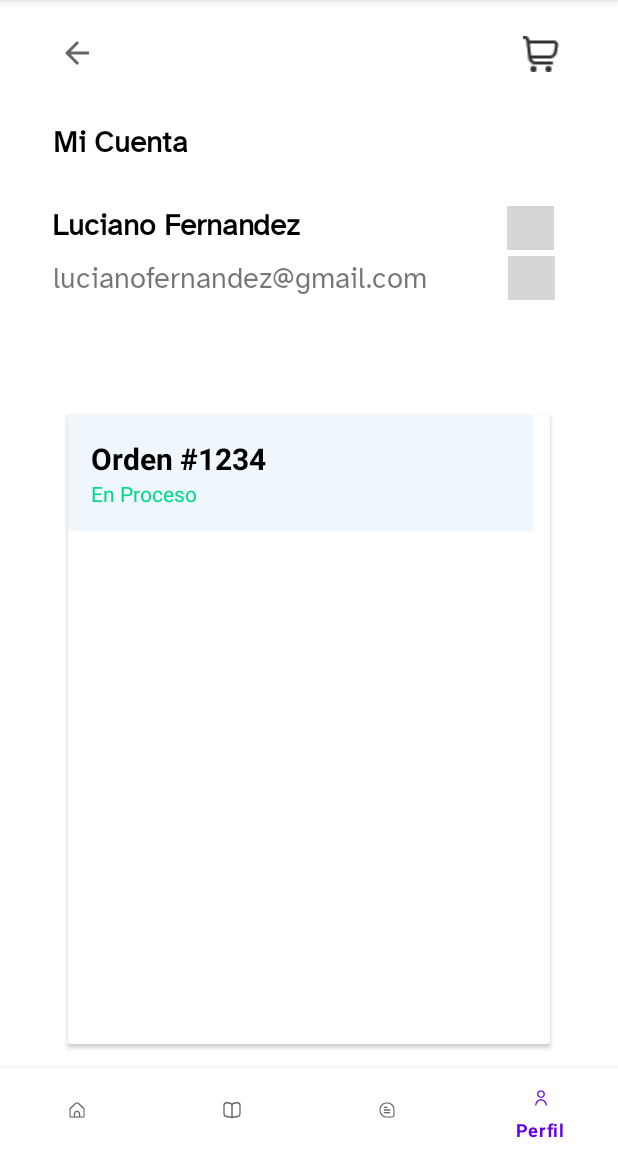
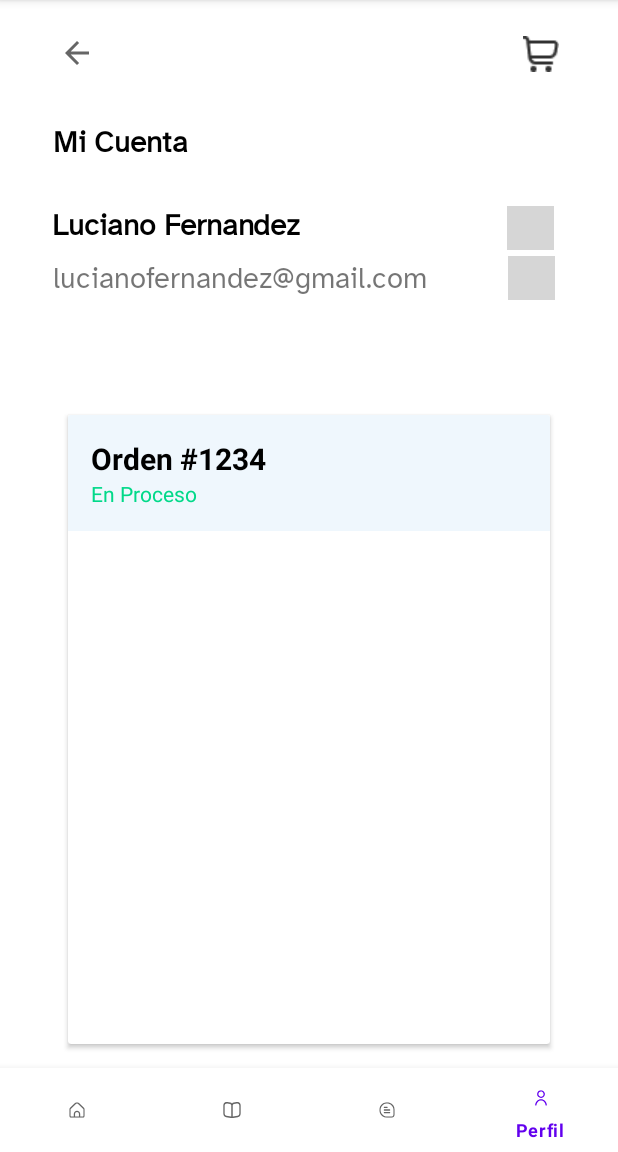
Before and after one commit to Proyectos-ISPC/proyecto-app-mobile, an Android app: the Profile screen opened directly, with no data from a screen before it, on a phone screen of 412 x 824 dp, the part 84-1236 px from its top. Run offline under Robolectric (Android 15) with nearby library versions, the phone set to English and light mode, and no system bars; grey boxes are pictures that could not be loaded.

Commit message:
fix: Corrigiendo error y trasladando activity

```diff
--- a/libreria/app/src/main/java/com/proyectoispc/libreria/Profile.java
+++ b/libreria/app/src/main/java/com/proyectoispc/libreria/Profile.java
@@ -6,16 +6,35 @@ import androidx.appcompat.app.AppCompatActivity;
 import android.content.Intent;
 import android.os.Bundle;
 import android.view.MenuItem;
+import android.view.View;
+import android.widget.ImageButton;
 
 import com.google.android.material.bottomnavigation.BottomNavigationView;
 
 public class Profile extends AppCompatActivity {
-
+    ImageButton backbutton;
+    ImageButton carrito;
     @Override
     protected void onCreate(Bundle savedInstanceState) {
         super.onCreate(savedInstanceState);
         setContentView(R.layout.activity_profile);
+        backbutton = findViewById(R.id.imageButton6);
+        carrito = findViewById(R.id.imageButton9);
 
+        // Navegavilidad de los botones superiores
+        backbutton.setOnClickListener(new View.OnClickListener() {
+            @Override
+            public void onClick(View view) {
+                onBackPressed();
+            }
+        });
+        carrito.setOnClickListener(new View.OnClickListener() {
+            @Override
+            public void onClick(View view) {
+                startActivity(new Intent(getApplicationContext(), Carrito.class));
+                overridePendingTransition(0,0);
+            }
+        });
         // Initialize and assign variable
         BottomNavigationView bottomNavigationView=findViewById(R.id.nav_view);
 
--- a/libreria/app/src/main/res/layout/activity_profile.xml
+++ b/libreria/app/src/main/res/layout/activity_profile.xml
@@ -122,11 +122,11 @@
 
         <LinearLayout
             android:id="@+id/itemacordeon"
-            android:layout_width="310dp"
+            android:layout_width="match_parent"
             android:layout_height="wrap_content"
+            android:background="#EFF7FD"
             android:onClick="expandir"
             android:orientation="vertical"
-            android:background="#EFF7FD"
             android:padding="15dp">
 
             <TextView
@@ -136,11 +136,12 @@
                 android:textColor="@color/black"
                 android:textSize="20sp"
                 android:textStyle="bold" />
+
             <TextView
                 android:layout_width="wrap_content"
                 android:layout_height="wrap_content"
                 android:text="En Proceso"
-                android:textColor="#01D989"/>
+                android:textColor="#01D989" />
 
 
             <TextView
```
Also changed, not shown: libreria/app/src/main/res/layout/activity_micuenta.xml (+4 -3 lines).
